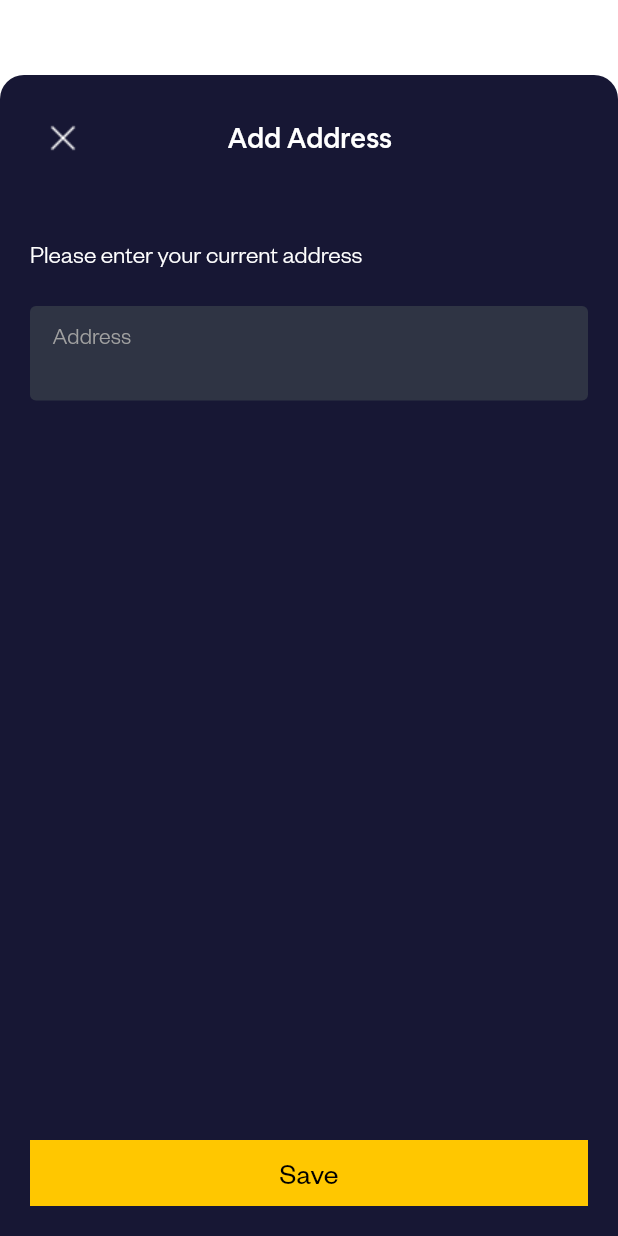
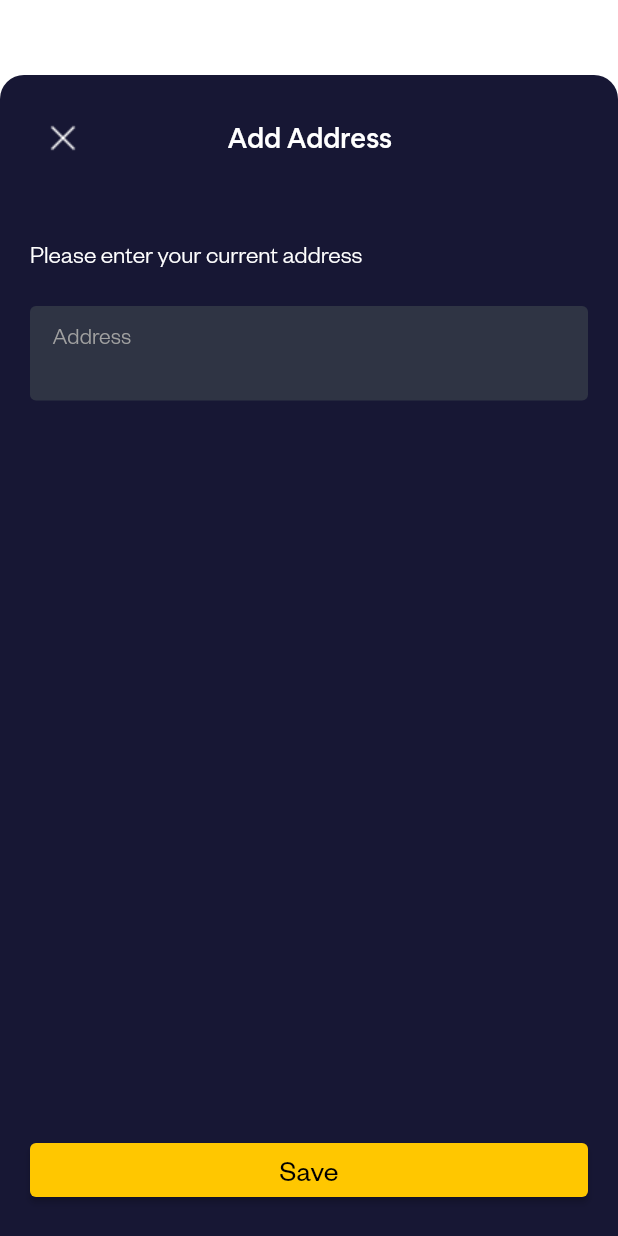
Before and after one commit to VrushiPatel/ValidusCoin, a Flutter app: the AddEditField screen opened directly with empty values, on a phone screen of 412 x 824 dp. Run offline on Flutter 3.47's test engine with Material 2 defaults, Android fonts, the phone set to English and light mode, and no system bars; our stand-ins replace flutter_bloc, flutter_secure_storage, google_maps_flutter, page_transition; missing offline and left inert: google_maps_place_picker, http_interceptor; accounts and stored records are empty.

```diff
--- a/lib/utils/common_widgets.dart
+++ b/lib/utils/common_widgets.dart
@@ -255,7 +255,8 @@ Container getFormPart(String title, Function onClick, String value) {
 
 Container getEditForm(String title, String message, String hint,
     Function onSubmit, Function close, TextEditingController controller,
-    {TextInputType textInputType = TextInputType.name}) {
+    {TextInputType textInputType = TextInputType.name,
+    bool isAddress = false}) {
   return Container(
     child: Column(
       children: [
@@ -310,20 +311,29 @@ Container getEditForm(String title, String message, String hint,
                 alignment: Alignment.topLeft,
                 margin: EdgeInsets.only(top: 10, left: 15),
               ),
-              Container(
+              GestureDetector(
+                onTap: () {
+                  if (isAddress) {
+                    onSubmit();
+                  }
+                },
+                child: Container(
                   margin: EdgeInsets.only(bottom: 10, top: 5),
                   child: TextField(
+                    enabled: !isAddress,
                     onSubmitted: (v) {
                       onSubmit();
                     },
                     controller: controller,
                     expands: false,
                     keyboardType: textInputType,
-                  style: TextStyle(color: cardFontColor, fontFamily: "Grotesk"),
+                    style:
+                        TextStyle(color: cardFontColor, fontFamily: "Grotesk"),
                     decoration: InputDecoration(
                       isDense: true,
                       border: InputBorder.none,
                       contentPadding: EdgeInsets.only(left: 15),
+                    ),
                   ),
                 ),
               ),
@@ -342,10 +352,12 @@ Widget getSaveButton(String title, Function onClick) {
     },
     child: Container(
         margin: EdgeInsets.only(left: 20, right: 20, bottom: 20, top: 10),
-        padding: EdgeInsets.all(10),
         width: double.infinity,
-        color: buttonBackgroundColor,
-        child: Center(
+        child: ElevatedButton(
+            onPressed: () {
+              onClick();
+            },
+            style: ElevatedButton.styleFrom(primary: buttonBackgroundColor),
             child: getSubTitle(title,
                 fontSize: 20, fontFamily: "Grotesk", color: Colors.black))),
   );
--- a/pubspec.yaml
+++ b/pubspec.yaml
@@ -28,11 +28,12 @@ dependencies:
   # The following adds the Cupertino Icons font to your application.
   # Use with the CupertinoIcons class for iOS style icons.
   cupertino_icons: ^1.0.0
-  flutter_bloc: ^8.0.1
+  flutter_bloc: ^7.0.1
   http_interceptor: ^1.0.2
   flutter_secure_storage: ^5.0.2
   intl: ^0.17.0
   page_transition: ^2.0.4
+  google_maps_place_picker: ^2.1.0-nullsafety.3
 
 dev_dependencies:
   flutter_test:
```
Also changed, not shown: lib/ui/add_edit_field.dart (+33 -3 lines), pubspec.lock, 3 other files. Lines whose indentation alone changed are shown as unchanged.
